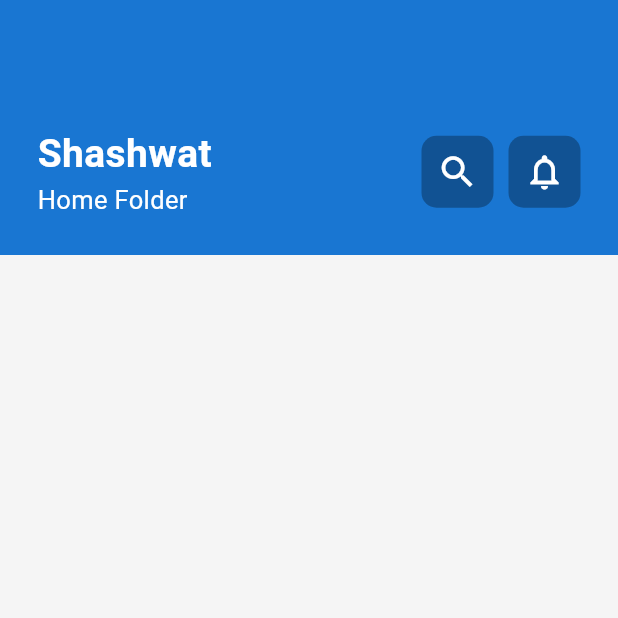
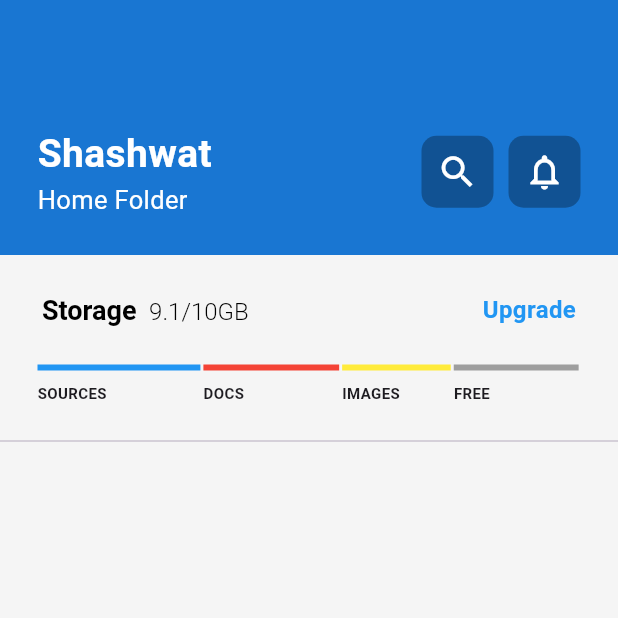
Before and after one commit to shashwat-naik/DockIt, a Flutter app: the screen it shows after launch, on a phone screen of 412 x 824 dp, the top half of it. Run offline on Flutter 3.47's test engine with Material 3 defaults, Android fonts, the phone set to English and light mode, and no system bars.

Commit message:
Storage Section

```diff
--- a/lib/pages/team_folder.dart
+++ b/lib/pages/team_folder.dart
@@ -8,8 +8,10 @@ class TeamFolderPage extends StatefulWidget {
 }
 
 class _TeamFolderPageState extends State<TeamFolderPage> {
+  double availableScreenWidth = 0;
   @override
   Widget build(BuildContext context) {
+    availableScreenWidth = MediaQuery.of(context).size.width - 50;
     return Scaffold(
       backgroundColor: Colors.grey[100],
       body: Column(
@@ -72,9 +74,83 @@ class _TeamFolderPageState extends State<TeamFolderPage> {
                 )
               ],
             ),
-          )
+          ),
+          SizedBox(
+            height: 25,
+          ),
+          Padding(
+            padding: const EdgeInsets.symmetric(horizontal: 28),
+            child: Row(
+              mainAxisAlignment: MainAxisAlignment.spaceBetween,
+              children: [
+                RichText(
+                    text: const TextSpan(
+                        text: "Storage ",
+                        style: TextStyle(
+                            color: Colors.black,
+                            fontSize: 18,
+                            fontWeight: FontWeight.bold),
+                        children: [
+                      TextSpan(
+                        text: " 9.1/10GB",
+                        style: TextStyle(
+                          color: Colors.black,
+                          fontWeight: FontWeight.w300,
+                          fontSize: 16,
+                        ),
+                      )
+                    ])),
+                const Text(
+                  "Upgrade",
+                  style: TextStyle(
+                      fontSize: 16,
+                      fontWeight: FontWeight.bold,
+                      color: Colors.blue),
+                )
+              ],
+            ),
+          ),
+          SizedBox(
+            height: 25,
+          ),
+          Padding(
+            padding: const EdgeInsets.symmetric(horizontal: 25.0),
+            child: Row(
+              children: [
+                buildFileSizeChart("SOURCES", Colors.blue, .3),
+                SizedBox(width: 2,),
+                buildFileSizeChart("DOCS", Colors.red, .25),
+                SizedBox(width: 2,),
+                buildFileSizeChart("IMAGES", Colors.yellow, .20),
+                SizedBox(width: 2,),
+                buildFileSizeChart("FREE", Colors.grey, .23),
+              ],
+            ),
+          ),
+          SizedBox(height: 15,),
+          const Divider(height: 20,),
         ],
       ),
     );
   }
+
+  Column buildFileSizeChart(String title, Color color, double widthPercentage) {
+    return Column(
+      crossAxisAlignment: CrossAxisAlignment.start,
+      children: [
+        Container(
+          width: availableScreenWidth * widthPercentage,
+          height: 4,
+          color: color,
+        ),
+        SizedBox(
+          height: 8,
+        ),
+        Text(
+          title,
+          style: TextStyle(fontSize: 10, fontWeight: FontWeight.bold),
+        )
+      ],
+    );
+  }
 }
```
